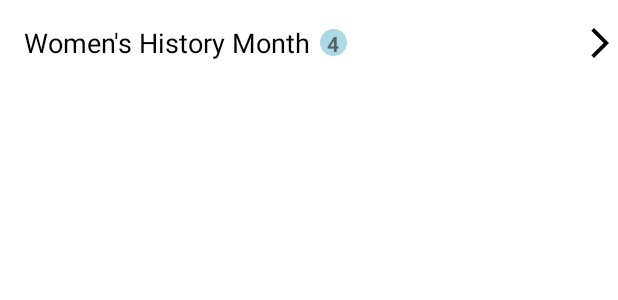
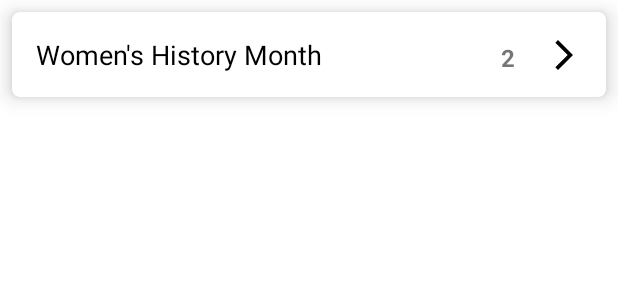
Before and after one commit to codebender14/app_NW_Ravens, an Android app: the layout home_screen_list_item.xml on its own in the app's theme, with its tools: preview values and no code run, on a phone screen of 412 x 824 dp. Shown: the top 300 px of the screen. Run offline under Robolectric (Android 15) with nearby library versions, the phone set to English and light mode, and no system bars.

Commit message:
Swipe Actions and List view UI

```diff
--- a/app/build.gradle
+++ b/app/build.gradle
@@ -45,6 +45,8 @@ dependencies {
     implementation 'com.google.code.gson:gson:2.10.1'
     implementation 'androidx.navigation:navigation-fragment:2.5.3'
     implementation 'androidx.navigation:navigation-ui:2.5.3'
+    implementation 'it.xabaras.android:recyclerview-swipedecorator:1.4'
+
 
     testImplementation 'junit:junit:4.13.2'
     androidTestImplementation 'androidx.test.ext:junit:1.1.5'
--- a/app/src/main/java/com/example/nwravens/activities/home/HomeScreenActivity.java
+++ b/app/src/main/java/com/example/nwravens/activities/home/HomeScreenActivity.java
@@ -43,6 +43,7 @@ public class HomeScreenActivity extends AppCompatActivity {
         super.onCreate(savedInstanceState);
         setContentView(R.layout.activity_home_screen);
         recyclerView = findViewById(R.id.home_recycler_view);
+//        ObjectProvider.setRecyclerViewDivider(recyclerView);
         dataRepository = ObjectProvider.getDataRepo(this);
 
         progressDialog = ObjectProvider.getProgressDialog(this);
@@ -53,12 +54,13 @@ public class HomeScreenActivity extends AppCompatActivity {
         dataRepository.getNotifications(new FirebaseDataCallback() {
             @Override
             public void showData(Notifications notifications) {
-                recyclerView.setAdapter(new HomeScreenNotificationsAdapter(notifications.notifications));
+                recyclerView.setAdapter(new HomeScreenNotificationsAdapter(HomeScreenActivity.this, notifications.notifications));
 
             }
 
             @Override
             public void showError(Throwable error) {
+
 
             }
 
--- a/app/src/main/res/drawable/round_shape.xml
+++ b/app/src/main/res/drawable/round_shape.xml
@@ -1,5 +1,8 @@
 <shape xmlns:android="http://schemas.android.com/apk/res/android"
     android:shape="oval">
-    <corners android:radius="100dp" />
+    <corners android:radius="50dp" />
     <solid android:color="#ADD8E6" />
+    <size
+        android:width="12dp"
+        android:height="12dp" />
 </shape>
--- a/app/src/main/res/layout/home_screen_list_item.xml
+++ b/app/src/main/res/layout/home_screen_list_item.xml
@@ -1,17 +1,24 @@
 <?xml version="1.0" encoding="utf-8"?>
-<androidx.constraintlayout.widget.ConstraintLayout xmlns:android="http://schemas.android.com/apk/res/android"
+
+<com.google.android.material.card.MaterialCardView xmlns:android="http://schemas.android.com/apk/res/android"
     xmlns:app="http://schemas.android.com/apk/res-auto"
     xmlns:tools="http://schemas.android.com/tools"
     android:layout_width="match_parent"
-    android:layout_height="wrap_content">
+    android:layout_height="wrap_content"
+    android:layout_margin="8dp"
+    app:cardCornerRadius="5dp"
+    app:cardElevation="8dp">
+
+
+    <androidx.constraintlayout.widget.ConstraintLayout
+        android:layout_width="match_parent"
+        android:layout_height="wrap_content"
+        android:padding="16dp">
 
         <TextView
             android:id="@+id/home_screen_notification_list_item_text"
             android:layout_width="0dp"
             android:layout_height="wrap_content"
-        android:paddingStart="16dp"
-        android:paddingTop="16dp"
-        android:paddingBottom="16dp"
             android:textColor="@color/black"
             android:textSize="18sp"
             app:layout_constraintBottom_toBottomOf="parent"
@@ -24,14 +31,14 @@
             android:id="@+id/home_screen_notification_list_item_text_count"
             android:layout_width="18dp"
             android:layout_height="18dp"
-        android:layout_marginLeft="6dp"
-        android:background="@drawable/round_shape"
+            android:layout_marginEnd="16dp"
             android:gravity="center"
-        android:text="4"
+            android:textSize="16sp"
             android:textStyle="bold"
             app:layout_constraintBottom_toBottomOf="@+id/home_screen_notification_list_item_text"
-        app:layout_constraintStart_toEndOf="@+id/home_screen_notification_list_item_text"
-        app:layout_constraintTop_toTopOf="@+id/home_screen_notification_list_item_text">
+            app:layout_constraintEnd_toStartOf="@+id/arrow"
+            app:layout_constraintTop_toTopOf="@+id/home_screen_notification_list_item_text"
+            tools:text="2">
 
         </TextView>
 
@@ -44,3 +51,4 @@
             app:layout_constraintTop_toTopOf="parent"
             app:srcCompat="@drawable/ic_forward_arrow" />
     </androidx.constraintlayout.widget.ConstraintLayout>
+</com.google.android.material.card.MaterialCardView>
--- a/app/src/main/res/values/colors.xml
+++ b/app/src/main/res/values/colors.xml
@@ -7,4 +7,6 @@
     <color name="teal_700">#FF018786</color>
     <color name="black">#FF000000</color>
     <color name="white">#FFFFFFFF</color>
+    <color name="delete_red">#e60000</color>
+    <color name="mark_as_red">#0073e6</color>
 </resources>
```
Also changed, not shown: app/src/main/java/com/example/nwravens/actions/SwipeActionsCallback.java (added, +94 -0 lines), app/src/main/java/com/example/nwravens/activities/home/HomeScreenNotificationsAdapter.java (+24 -12 lines), app/src/main/java/com/example/nwravens/activities/home/category/CategoryScreenActivity.java (+53 -1 lines), app/src/main/java/com/example/nwravens/activities/home/category/CategoryScreenNotificationsAdapter.java (+30 -3 lines), app/src/main/java/com/example/nwravens/provider/ObjectProvider.java (+10 -1 lines), app/src/main/res/drawable/baseline_delete_sweep_24.xml (added, +10 -0 lines), app/src/main/res/drawable/baseline_remove_red_eye_24.xml (added, +10 -0 lines), app/src/main/res/layout/category_screen_list_item.xml (+5 -7 lines). Lines whose indentation alone changed are shown as unchanged.
